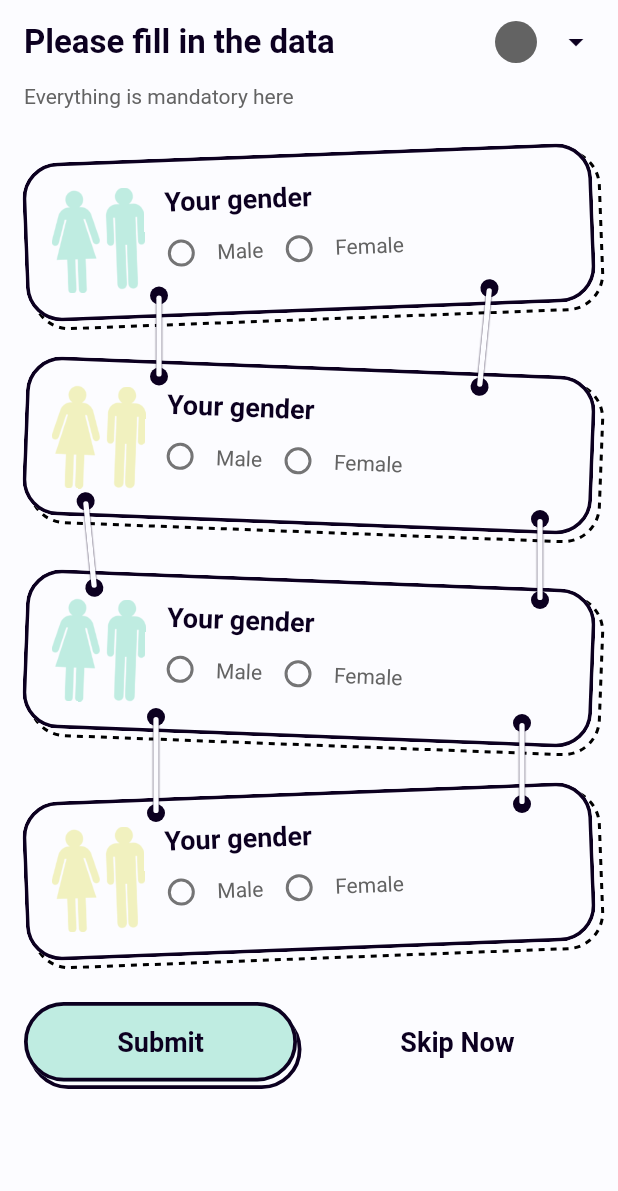
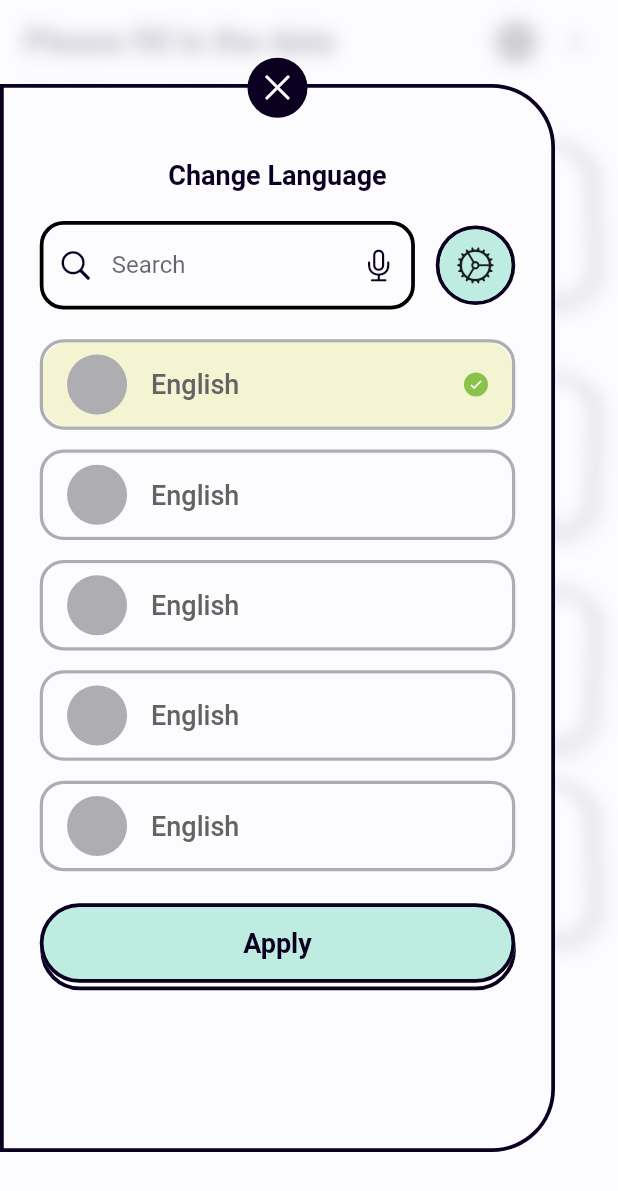
Before and after one commit to Luxsidos/cartoon_ui, a Flutter app: the HomePage screen opened directly, with the side drawer open (before the commit the screen has no drawer), on a phone screen of 412 x 824 dp. Shown: the top 1191 px of the screen. Run offline on Flutter 3.47's test engine with Material 2 defaults, Android fonts, the phone set to English and light mode, and no system bars; drawn by our look-alikes of dotted_border.

Commit message:
add drawer

```diff
--- /dev/null
+++ b/lib/core/custom_widgets/drawer/lang_drawer.dart
@@ -0,0 +1,209 @@
+import 'dart:ui';
+
+import 'package:cartoon_ui/core/constants/border/const_border.dart';
+import 'package:cartoon_ui/core/custom_widgets/size/app_size.dart';
+import 'package:cartoon_ui/core/theme/app_colors.dart';
+import 'package:cartoon_ui/core/theme/app_text_style.dart';
+import 'package:flutter/cupertino.dart';
+import 'package:flutter/material.dart';
+
+class LangDrawer extends StatefulWidget {
+  const LangDrawer({Key? key}) : super(key: key);
+
+  @override
+  State<LangDrawer> createState() => _LangDrawerState();
+}
+
+class _LangDrawerState extends State<LangDrawer> {
+  int currentLang = 0;
+
+  @override
+  Widget build(BuildContext context) {
+    return Padding(
+      padding: EdgeInsets.symmetric(vertical: AppSize.height(0.068, context)),
+      child: BackdropFilter(
+        filter: ImageFilter.blur(sigmaY: 6.0, sigmaX: 6.0),
+        child: Container(
+          width: double.maxFinite,
+          margin: const EdgeInsets.only(right: 42.0),
+          decoration: BoxDecoration(
+            color: AppColors.white,
+            border: Border.all(color: AppColors.black, width: 2.5),
+            borderRadius: const BorderRadius.horizontal(
+              right: Radius.circular(42.0),
+            ),
+          ),
+          padding: const EdgeInsets.symmetric(horizontal: 24.0),
+          child: Column(
+            crossAxisAlignment: CrossAxisAlignment.center,
+            children: [
+              Transform.translate(
+                offset: const Offset(0.0, -24.0),
+                child: IconButton(
+                  padding: const EdgeInsets.all(0.0),
+                  onPressed: () => Navigator.pop(context),
+                  icon: const CircleAvatar(
+                    backgroundColor: AppColors.black,
+                    child: Icon(
+                      CupertinoIcons.xmark,
+                      color: AppColors.white,
+                    ),
+                  ),
+                ),
+              ),
+              const Text("Change Language", style: AppTextStyle.data),
+              Padding(
+                padding: EdgeInsets.symmetric(
+                  vertical: AppSize.height(0.024, context),
+                ),
+                child: Row(
+                  children: [
+                    Expanded(
+                      child: TextField(
+                        decoration: InputDecoration(
+                          hintText: "Search",
+                          prefixIcon: const Icon(
+                            CupertinoIcons.search,
+                            color: AppColors.black,
+                          ),
+                          suffixIcon: const Icon(
+                            CupertinoIcons.mic,
+                            color: AppColors.black,
+                          ),
+                          focusedBorder: OutlineInputBorder(
+                            borderRadius: BorderRadius.circular(16.0),
+                            borderSide: const BorderSide(width: 2.5),
+                          ),
+                          enabledBorder: OutlineInputBorder(
+                            borderRadius: BorderRadius.circular(16.0),
+                            borderSide: const BorderSide(width: 2.5),
+                          ),
+                        ),
+                      ),
+                      flex: 18,
+                    ),
+                    const Spacer(flex: 1),
+                    Container(
+                      decoration: BoxDecoration(
+                        shape: BoxShape.circle,
+                        border: constBorder,
+                        color: AppColors.tealAccent,
+                      ),
+                      child: ClipRRect(
+                        borderRadius: BorderRadius.circular(100.0),
+                        child: Material(
+                          color: AppColors.tealAccent,
+                          child: IconButton(
+                            splashColor: AppColors.black,
+                            padding: const EdgeInsets.all(0.0),
+                            icon: const Icon(
+                              CupertinoIcons.settings,
+                              size: 26.0,
+                            ),
+                            onPressed: () {},
+                          ),
+                        ),
+                      ),
+                    ),
+                  ],
+                ),
+              ),
+              ...List.generate(
+                5,
+                (index) => Container(
+                  decoration: BoxDecoration(
+                    border: Border.all(color: AppColors.grey, width: 2.2),
+                    borderRadius: BorderRadius.circular(16.0),
+                  ),
+                  margin: EdgeInsets.only(
+                    bottom: AppSize.height(0.016, context),
+                  ),
+                  child: ClipRRect(
+                    borderRadius: BorderRadius.circular(16.0),
+                    child: Material(
+                      color: currentLang == index
+                          ? AppColors.yellowAccent.withOpacity(0.7)
+                          : AppColors.white.withOpacity(0.7),
+                      child: ListTile(
+                        onTap: () {
+                          setState(() {
+                            currentLang = index;
+                          });
+                        },
+                        leading:
+                            const CircleAvatar(backgroundColor: AppColors.grey),
+                        title: const Text(
+                          "English",
+                          style: AppTextStyle.flags,
+                        ),
+                        trailing: currentLang == index
+                            ? const CircleAvatar(
+                                radius: 8.0,
+                                backgroundColor: Colors.lightGreen,
+                                child: Icon(
+                                  Icons.check_rounded,
+                                  color: AppColors.white,
+                                  size: 10.0,
+                                ),
+                              )
+                            : null,
+                      ),
+                    ),
+                  ),
+                ),
+              ),
+              SizedBox(height: AppSize.height(0.01, context)),
+              Stack(
+                children: [
+                  Transform.translate(
+                    offset: const Offset(0.4, 5.0),
+                    child: OutlinedButton(
+                      onPressed: null,
+                      child: const Text(
+                        "Apply",
+                        style: AppTextStyle.data,
+                      ),
+                      style: OutlinedButton.styleFrom(
+                        fixedSize: const Size.fromWidth(double.maxFinite),
+                        padding: const EdgeInsets.symmetric(vertical: 16.0),
+                        shape: RoundedRectangleBorder(
+                          borderRadius: BorderRadius.circular(56.0),
+                        ),
+                        backgroundColor: AppColors.white,
+                        primary: AppColors.black,
+                        side: const BorderSide(
+                          color: AppColors.black,
+                          width: 2.5,
+                        ),
+                      ),
+                    ),
+                  ),
+                  OutlinedButton(
+                    onPressed: () => Navigator.pop(context),
+                    child: const Text(
+                      "Apply",
+                      style: AppTextStyle.data,
+                    ),
+                    style: OutlinedButton.styleFrom(
+                      fixedSize: const Size.fromWidth(double.maxFinite),
+                      padding: const EdgeInsets.symmetric(vertical: 16.0),
+                      shape: RoundedRectangleBorder(
+                        borderRadius: BorderRadius.circular(56.0),
+                      ),
+                      backgroundColor: AppColors.tealAccent,
+                      primary: AppColors.black,
+                      side: const BorderSide(
+                        color: AppColors.black,
+                        width: 2.5,
+                      ),
+                    ),
+                  ),
+                ],
+              ),
+            ],
+          ),
+        ),
+      ),
+    );
+  }
+}
--- a/lib/core/theme/app_text_style.dart
+++ b/lib/core/theme/app_text_style.dart
@@ -16,6 +16,11 @@ import 'package:flutter/cupertino.dart';
     fontSize: 18.0,
     color: AppColors.black,
   );
+  static const TextStyle flags = TextStyle(
+    fontWeight: FontWeight.w500,
+    fontSize: 18.0,
+    color: AppColors.blackTwo,
+  );
 
   static const TextStyle main = TextStyle(
     fontWeight: FontWeight.w400,
--- a/lib/core/theme/app_theme.dart
+++ b/lib/core/theme/app_theme.dart
@@ -5,15 +5,21 @@ import 'package:flutter/services.dart';
 
 ThemeData appThemeData = ThemeData(
   primaryColor: AppColors.white,
+  drawerTheme: DrawerThemeData(scrimColor: AppColors.white.withOpacity(0.7)),
   appBarTheme: const AppBarTheme(
     color: AppColors.white,
     elevation: 0.0,
     titleTextStyle: AppTextStyle.appBar,
     iconTheme: IconThemeData(color: AppColors.black),
-    systemOverlayStyle:  SystemUiOverlayStyle(
+    systemOverlayStyle: SystemUiOverlayStyle(
       statusBarColor: AppColors.white,
       statusBarIconBrightness: Brightness.dark,
     ),
   ),
+  textSelectionTheme: const TextSelectionThemeData(
+    cursorColor: AppColors.black,
+    selectionColor: AppColors.black,
+    selectionHandleColor: AppColors.black,
+  ),
   scaffoldBackgroundColor: AppColors.white,
 );
--- a/lib/ui/introduction/introduction_page.dart
+++ b/lib/ui/introduction/introduction_page.dart
@@ -47,16 +47,13 @@ class _IntroductionPageState extends State<IntroductionPage> {
                     child: Row(
                       children: [
                         Expanded(
-                          child: ClipRRect(
-                            borderRadius: const BorderRadius.horizontal(
-                              right: Radius.circular(56.0),
-                            ),
-                            child: SizedBox(
-                              height: 260.0,
-                              child: PageView.builder(
+                          child: Stack(
+                            fit: StackFit.expand,
+                            children: [
+                              PageView.builder(
                                 key: _key,
                                 controller: PageController(
-                                  viewportFraction: 1.18,
+                                  viewportFraction: 0.86,
                                   initialPage: _currentIndex,
                                 ),
                                 scrollDirection: Axis.vertical,
@@ -70,7 +67,33 @@ class _IntroductionPageState extends State<IntroductionPage> {
                                   return const IntoductionWidget();
                                 },
                               ),
-                            ),
+                              Align(
+                                alignment: Alignment.topCenter,
+                                child: Container(
+                                  height: 40.0,
+                                  decoration: const BoxDecoration(
+                                    gradient: LinearGradient(
+                                      colors: [AppColors.white, Colors.white10],
+                                      begin: Alignment.topCenter,
+                                      end: Alignment.bottomCenter,
+                                    ),
+                                  ),
+                                ),
+                              ),
+                              Align(
+                                alignment: Alignment.bottomCenter,
+                                child: Container(
+                                  height: 40.0,
+                                  decoration: const BoxDecoration(
+                                    gradient: LinearGradient(
+                                      colors: [Colors.white10, AppColors.white],
+                                      begin: Alignment.topCenter,
+                                      end: Alignment.bottomCenter,
+                                    ),
+                                  ),
+                                ),
+                              ),
+                            ],
                           ),
                         ),
                         Container(
@@ -91,21 +114,21 @@ class _IntroductionPageState extends State<IntroductionPage> {
                     ),
                   ),
                   AnimatedPositioned(
-                    duration: const Duration(milliseconds: 600),
+                    duration: const Duration(milliseconds: 900),
                     curve: Curves.easeOutCirc,
-                    bottom: _bottom - 52.0,
+                    bottom: _bottom - 4,
                     left: _left,
                     child: LetsDoItButton(() async {
                       setState(() => isOpen = false);
 
                       await Future.delayed(const Duration(milliseconds: 350));
 
-                      Navigator.pushReplacement(
+                      Navigator.push(
                         context,
                         MaterialPageRoute(
                           builder: (context) => const HomePage(),
                         ),
-                      );
+                      ).then((value) => setState(() => isOpen = true));
                     }),
                   ),
                 ],
--- a/lib/ui/introduction/widgets/introduction_widget.dart
+++ b/lib/ui/introduction/widgets/introduction_widget.dart
@@ -10,7 +10,6 @@ class IntoductionWidget extends StatelessWidget {
   @override
   Widget build(BuildContext context) {
     return Container(
-      height: 260.0,
       width: AppSize.width(0.85, context),
       margin: const EdgeInsets.symmetric(
         vertical: 24.0,
--- a/lib/ui/main/home/home_page.dart
+++ b/lib/ui/main/home/home_page.dart
@@ -1,4 +1,5 @@
 import 'package:cartoon_ui/core/constants/border/const_border.dart';
+import 'package:cartoon_ui/core/custom_widgets/drawer/lang_drawer.dart';
 import 'package:cartoon_ui/core/theme/app_colors.dart';
 import 'package:cartoon_ui/core/theme/app_text_style.dart';
 import 'package:dotted_border/dotted_border.dart';
@@ -18,12 +19,14 @@ class _HomePageState extends State<HomePage> {
   Widget build(BuildContext context) {
     return Scaffold(
       appBar: AppBar(
+        automaticallyImplyLeading: false,
         title: const Text("Please fill in the data"),
         actions: [
           Padding(
             padding: const EdgeInsets.symmetric(horizontal: 8.0, vertical: 6.0),
-            child: TextButton.icon(
-              onPressed: () {},
+            child: Builder(builder: (context) {
+              return TextButton.icon(
+                onPressed: () => Scaffold.of(context).openDrawer(),
                 label: const Icon(Icons.arrow_drop_down),
                 icon: const CircleAvatar(
                   backgroundColor: AppColors.blackTwo,
@@ -31,10 +34,12 @@ class _HomePageState extends State<HomePage> {
                 style: TextButton.styleFrom(
                   primary: AppColors.black,
                 ),
-            ),
+              );
+            }),
           ),
         ],
       ),
+      drawer: const LangDrawer(),
       body: SafeArea(
         child: ListView(
           padding: const EdgeInsets.symmetric(horizontal: 16.0),
@@ -85,8 +90,7 @@ class _HomePageState extends State<HomePage> {
                                     padding: const EdgeInsets.all(16.0),
                                     decoration: BoxDecoration(
                                       color: AppColors.white,
-                                      borderRadius:
-                                          BorderRadius.circular(24.0),
+                                      borderRadius: BorderRadius.circular(24.0),
                                       border: constBorder,
                                     ),
                                     child: Row(
@@ -103,8 +107,7 @@ class _HomePageState extends State<HomePage> {
                                         Expanded(
                                           child: Column(
                                             mainAxisAlignment:
-                                                MainAxisAlignment
-                                                    .spaceBetween,
+                                                MainAxisAlignment.spaceBetween,
                                             crossAxisAlignment:
                                                 CrossAxisAlignment.start,
                                             children: [
@@ -191,8 +194,7 @@ class _HomePageState extends State<HomePage> {
                               style: AppTextStyle.data,
                             ),
                             style: OutlinedButton.styleFrom(
-                              fixedSize:
-                                  const Size.fromWidth(double.maxFinite),
+                              fixedSize: const Size.fromWidth(double.maxFinite),
                               padding:
                                   const EdgeInsets.symmetric(vertical: 16.0),
                               shape: RoundedRectangleBorder(
@@ -215,8 +217,7 @@ class _HomePageState extends State<HomePage> {
                           ),
                           style: OutlinedButton.styleFrom(
                             fixedSize: const Size.fromWidth(double.maxFinite),
-                            padding:
-                                const EdgeInsets.symmetric(vertical: 16.0),
+                            padding: const EdgeInsets.symmetric(vertical: 16.0),
                             shape: RoundedRectangleBorder(
                               borderRadius: BorderRadius.circular(56.0),
                             ),
@@ -278,7 +279,7 @@ class _HomePageState extends State<HomePage> {
             alignment: Alignment.center,
             children: [
               const Align(
-                alignment: Alignment.topLeft,
+                alignment: Alignment.topCenter,
                 child: CircleAvatar(
                   backgroundColor: AppColors.black,
                   radius: 6.0,
```
Also changed, not shown: lib/ui/main/drawer/lang_drawer.dart (deleted). Lines whose indentation alone changed are shown as unchanged.
